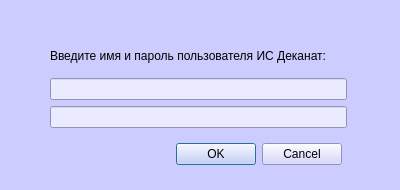
The window that authwindow.ui (sowecthal/IS-Decanat) describes before a commit, drawn with Qt 5.
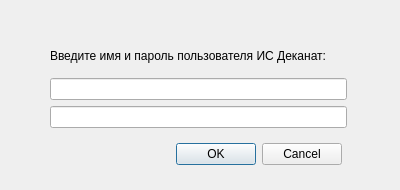
The same window after the commit.

What changed in the file:
```diff
--- a/authwindow.ui
+++ b/authwindow.ui
@@ -22,448 +22,6 @@
     <height>190</height>
    </size>
   </property>
-  <property name="palette">
-   <palette>
-    <active>
-     <colorrole role="WindowText">
-      <brush brushstyle="SolidPattern">
-       <color alpha="255">
-        <red>0</red>
-        <green>0</green>
-        <blue>0</blue>
-       </color>
-      </brush>
-     </colorrole>
-     <colorrole role="Button">
-      <brush brushstyle="SolidPattern">
-       <color alpha="255">
-        <red>204</red>
-        <green>204</green>
-        <blue>255</blue>
-       </color>
-      </brush>
-     </colorrole>
-     <colorrole role="Light">
-      <brush brushstyle="SolidPattern">
-       <color alpha="255">
-        <red>255</red>
-        <green>255</green>
-        <blue>255</blue>
-       </color>
-      </brush>
-     </colorrole>
-     <colorrole role="Midlight">
-      <brush brushstyle="SolidPattern">
-       <color alpha="255">
-        <red>229</red>
-        <green>229</green>
-        <blue>255</blue>
-       </color>
-      </brush>
-     </colorrole>
-     <colorrole role="Dark">
-      <brush brushstyle="SolidPattern">
-       <color alpha="255">
-        <red>102</red>
-        <green>102</green>
-        <blue>127</blue>
-       </color>
-      </brush>
-     </colorrole>
-     <colorrole role="Mid">
-      <brush brushstyle="SolidPattern">
-       <color alpha="255">
-        <red>136</red>
-        <green>136</green>
-        <blue>170</blue>
-       </color>
-      </brush>
-     </colorrole>
-     <colorrole role="Text">
-      <brush brushstyle="SolidPattern">
-       <color alpha="255">
-        <red>0</red>
-        <green>0</green>
-        <blue>0</blue>
-       </color>
-      </brush>
-     </colorrole>
-     <colorrole role="BrightText">
-      <brush brushstyle="SolidPattern">
-       <color alpha="255">
-        <red>255</red>
-        <green>255</green>
-        <blue>255</blue>
-       </color>
-      </brush>
-     </colorrole>
-     <colorrole role="ButtonText">
-      <brush brushstyle="SolidPattern">
-       <color alpha="255">
-        <red>0</red>
-        <green>0</green>
-        <blue>0</blue>
-       </color>
-      </brush>
-     </colorrole>
-     <colorrole role="Base">
-      <brush brushstyle="SolidPattern">
-       <color alpha="255">
-        <red>235</red>
-        <green>235</green>
-        <blue>255</blue>
-       </color>
-      </brush>
-     </colorrole>
-     <colorrole role="Window">
-      <brush brushstyle="SolidPattern">
-       <color alpha="255">
-        <red>204</red>
-        <green>204</green>
-        <blue>255</blue>
-       </color>
-      </brush>
-     </colorrole>
-     <colorrole role="Shadow">
-      <brush brushstyle="SolidPattern">
-       <color alpha="255">
-        <red>0</red>
-        <green>0</green>
-        <blue>0</blue>
-       </color>
-      </brush>
-     </colorrole>
-     <colorrole role="AlternateBase">
-      <brush brushstyle="SolidPattern">
-       <color alpha="255">
-        <red>229</red>
-        <green>229</green>
-        <blue>255</blue>
-       </color>
-      </brush>
-     </colorrole>
-     <colorrole role="ToolTipBase">
-      <brush brushstyle="SolidPattern">
-       <color alpha="255">
-        <red>255</red>
-        <green>255</green>
-        <blue>220</blue>
-       </color>
-      </brush>
-     </colorrole>
-     <colorrole role="ToolTipText">
-      <brush brushstyle="SolidPattern">
-       <color alpha="255">
-        <red>0</red>
-        <green>0</green>
-        <blue>0</blue>
-       </color>
-      </brush>
-     </colorrole>
-     <colorrole role="PlaceholderText">
-      <brush brushstyle="SolidPattern">
-       <color alpha="128">
-        <red>0</red>
-        <green>0</green>
-        <blue>0</blue>
-       </color>
-      </brush>
-     </colorrole>
-    </active>
-    <inactive>
-     <colorrole role="WindowText">
-      <brush brushstyle="SolidPattern">
-       <color alpha="255">
-        <red>0</red>
-        <green>0</green>
-        <blue>0</blue>
-       </color>
-      </brush>
-     </colorrole>
-     <colorrole role="Button">
-      <brush brushstyle="SolidPattern">
-       <color alpha="255">
-        <red>204</red>
-        <green>204</green>
-        <blue>255</blue>
-       </color>
-      </brush>
-     </colorrole>
-     <colorrole role="Light">
-      <brush brushstyle="SolidPattern">
-       <color alpha="255">
-        <red>255</red>
-        <green>255</green>
-        <blue>255</blue>
-       </color>
-      </brush>
-     </colorrole>
-     <colorrole role="Midlight">
-      <brush brushstyle="SolidPattern">
-       <color alpha="255">
-        <red>229</red>
-        <green>229</green>
-        <blue>255</blue>
-       </color>
-      </brush>
-     </colorrole>
-     <colorrole role="Dark">
-      <brush brushstyle="SolidPattern">
-       <color alpha="255">
-        <red>102</red>
-        <green>102</green>
-        <blue>127</blue>
-       </color>
-      </brush>
-     </colorrole>
-     <colorrole role="Mid">
-      <brush brushstyle="SolidPattern">
-       <color alpha="255">
-        <red>136</red>
-        <green>136</green>
-        <blue>170</blue>
-       </color>
-      </brush>
-     </colorrole>
-     <colorrole role="Text">
-      <brush brushstyle="SolidPattern">
-       <color alpha="255">
-        <red>0</red>
-        <green>0</green>
-        <blue>0</blue>
-       </color>
-      </brush>
-     </colorrole>
-     <colorrole role="BrightText">
-      <brush brushstyle="SolidPattern">
-       <color alpha="255">
-        <red>255</red>
-        <green>255</green>
-        <blue>255</blue>
-       </color>
-      </brush>
-     </colorrole>
-     <colorrole role="ButtonText">
-      <brush brushstyle="SolidPattern">
-       <color alpha="255">
-        <red>0</red>
-        <green>0</green>
-        <blue>0</blue>
-       </color>
-      </brush>
-     </colorrole>
-     <colorrole role="Base">
-      <brush brushstyle="SolidPattern">
-       <color alpha="255">
-        <red>235</red>
-        <green>235</green>
-        <blue>255</blue>
-       </color>
-      </brush>
-     </colorrole>
-     <colorrole role="Window">
-      <brush brushstyle="SolidPattern">
-       <color alpha="255">
-        <red>204</red>
-        <green>204</green>
-        <blue>255</blue>
-       </color>
-      </brush>
-     </colorrole>
-     <colorrole role="Shadow">
-      <brush brushstyle="SolidPattern">
-       <color alpha="255">
-        <red>0</red>
-        <green>0</green>
-        <blue>0</blue>
-       </color>
-      </brush>
-     </colorrole>
-     <colorrole role="AlternateBase">
-      <brush brushstyle="SolidPattern">
-       <color alpha="255">
-        <red>229</red>
-        <green>229</green>
-        <blue>255</blue>
-       </color>
-      </brush>
-     </colorrole>
-     <colorrole role="ToolTipBase">
-      <brush brushstyle="SolidPattern">
-       <color alpha="255">
-        <red>255</red>
-        <green>255</green>
-        <blue>220</blue>
-       </color>
-      </brush>
-     </colorrole>
-     <colorrole role="ToolTipText">
-      <brush brushstyle="SolidPattern">
-       <color alpha="255">
-        <red>0</red>
-        <green>0</green>
-        <blue>0</blue>
-       </color>
-      </brush>
-     </colorrole>
-     <colorrole role="PlaceholderText">
-      <brush brushstyle="SolidPattern">
-       <color alpha="128">
-        <red>0</red>
-        <green>0</green>
-        <blue>0</blue>
-       </color>
-      </brush>
-     </colorrole>
-    </inactive>
-    <disabled>
-     <colorrole role="WindowText">
-      <brush brushstyle="SolidPattern">
-       <color alpha="255">
-        <red>102</red>
-        <green>102</green>
-        <blue>127</blue>
-       </color>
-      </brush>
-     </colorrole>
-     <colorrole role="Button">
-      <brush brushstyle="SolidPattern">
-       <color alpha="255">
-        <red>204</red>
-        <green>204</green>
-        <blue>255</blue>
-       </color>
-      </brush>
-     </colorrole>
-     <colorrole role="Light">
-      <brush brushstyle="SolidPattern">
-       <color alpha="255">
-        <red>255</red>
-        <green>255</green>
-        <blue>255</blue>
-       </color>
-      </brush>
-     </colorrole>
-     <colorrole role="Midlight">
-      <brush brushstyle="SolidPattern">
-       <color alpha="255">
-        <red>229</red>
-        <green>229</green>
-        <blue>255</blue>
-       </color>
-      </brush>
-     </colorrole>
-     <colorrole role="Dark">
-      <brush brushstyle="SolidPattern">
-       <color alpha="255">
-        <red>102</red>
-        <green>102</green>
-        <blue>127</blue>
-       </color>
-      </brush>
-     </colorrole>
-     <colorrole role="Mid">
-      <brush brushstyle="SolidPattern">
-       <color alpha="255">
-        <red>136</red>
-        <green>136</green>
-        <blue>170</blue>
-       </color>
-      </brush>
-     </colorrole>
-     <colorrole role="Text">
-      <brush brushstyle="SolidPattern">
-       <color alpha="255">
-        <red>102</red>
-        <green>102</green>
-        <blue>127</blue>
-       </color>
-      </brush>
-     </colorrole>
-     <colorrole role="BrightText">
-      <brush brushstyle="SolidPattern">
-       <color alpha="255">
-        <red>255</red>
-        <green>255</green>
-        <blue>255</blue>
-       </color>
-      </brush>
-     </colorrole>
-     <colorrole role="ButtonText">
-      <brush brushstyle="SolidPattern">
-       <color alpha="255">
-        <red>102</red>
-        <green>102</green>
-        <blue>127</blue>
-       </color>
-      </brush>
-     </colorrole>
-     <colorrole role="Base">
-      <brush brushstyle="SolidPattern">
-       <color alpha="255">
-        <red>204</red>
-        <green>204</green>
-        <blue>255</blue>
-       </color>
-      </brush>
-     </colorrole>
-     <colorrole role="Window">
-      <brush brushstyle="SolidPattern">
-       <color alpha="255">
-        <red>204</red>
-        <green>204</green>
-        <blue>255</blue>
-       </color>
-      </brush>
-     </colorrole>
-     <colorrole role="Shadow">
-      <brush brushstyle="SolidPattern">
-       <color alpha="255">
-        <red>0</red>
-        <green>0</green>
-        <blue>0</blue>
-       </color>
-      </brush>
-     </colorrole>
-     <colorrole role="AlternateBase">
-      <brush brushstyle="SolidPattern">
-       <color alpha="255">
-        <red>204</red>
-        <green>204</green>
-        <blue>255</blue>
-       </color>
-      </brush>
-     </colorrole>
-     <colorrole role="ToolTipBase">
-      <brush brushstyle="SolidPattern">
-       <color alpha="255">
-        <red>255</red>
-        <green>255</green>
-        <blue>220</blue>
-       </color>
-      </brush>
-     </colorrole>
-     <colorrole role="ToolTipText">
-      <brush brushstyle="SolidPattern">
-       <color alpha="255">
-        <red>0</red>
-        <green>0</green>
-        <blue>0</blue>
-       </color>
-      </brush>
-     </colorrole>
-     <colorrole role="PlaceholderText">
-      <brush brushstyle="SolidPattern">
-       <color alpha="128">
-        <red>0</red>
-        <green>0</green>
-        <blue>0</blue>
-       </color>
-      </brush>
-     </colorrole>
-    </disabled>
-   </palette>
-  </property>
   <property name="windowTitle">
    <string>Dialog</string>
   </property>
```
